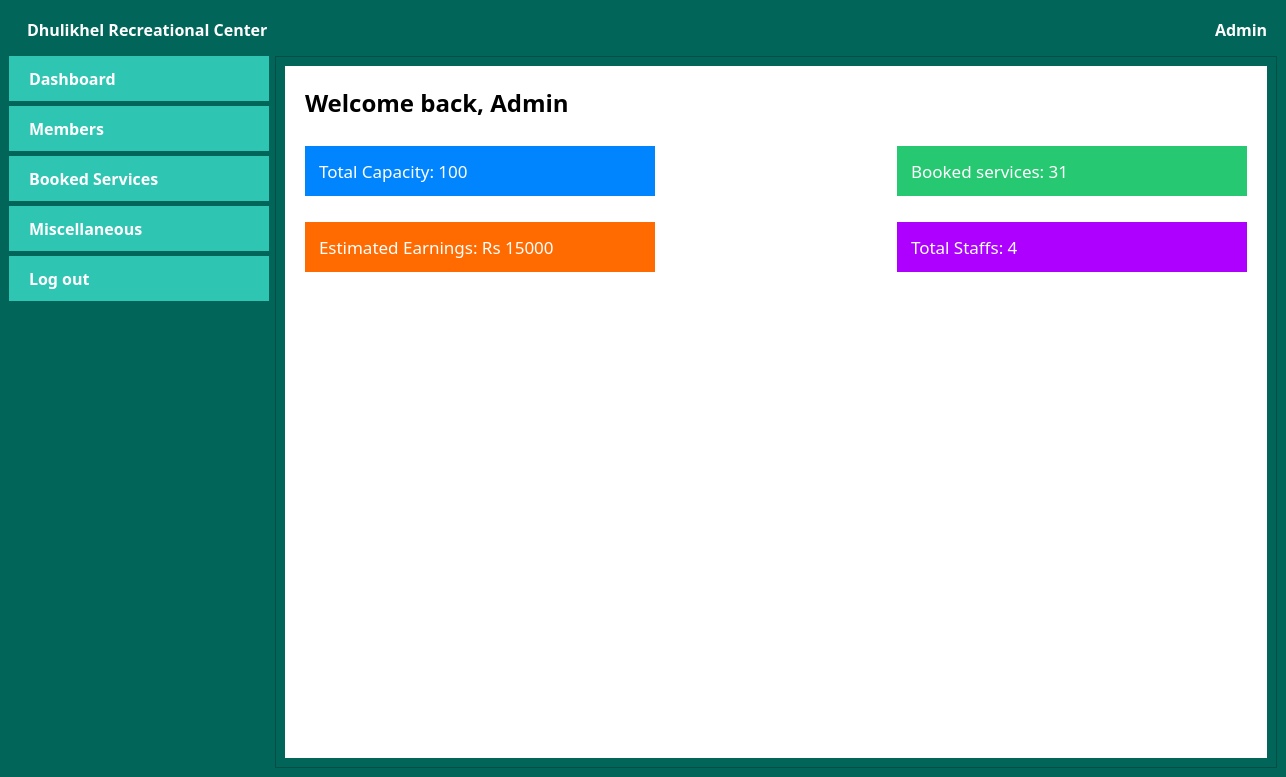
Qt form admindashboard.ui (sanjibdahal/RCMS) before a commit.
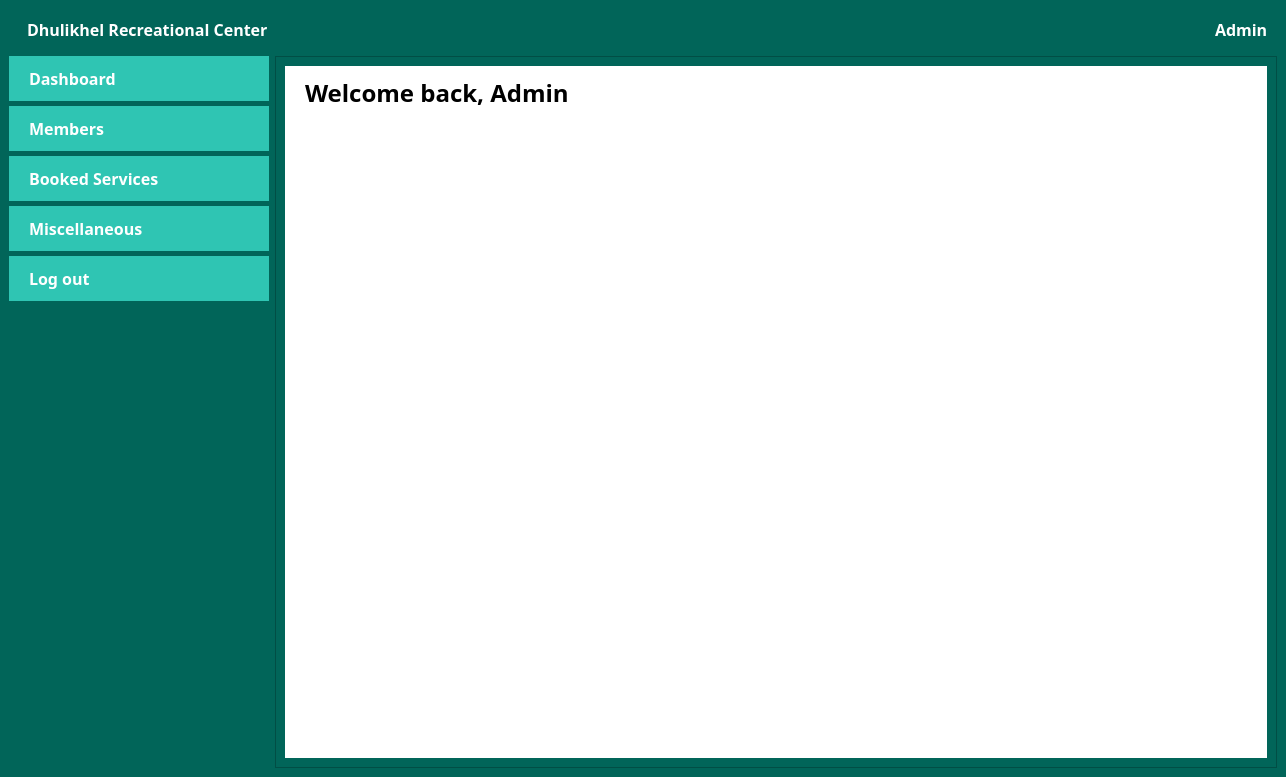
The same form after that commit. The open tabs and pages were chosen to show the change. Icons and pictures are not drawn.

```diff
--- a/admindashboard.ui
+++ b/admindashboard.ui
@@ -483,23 +483,139 @@
             <number>5</number>
            </property>
            <widget class="QWidget" name="dashboardPage">
-            <layout class="QVBoxLayout" name="verticalLayout_5">
-             <property name="leftMargin">
-              <number>20</number>
+            <widget class="QLabel" name="total_staffs">
+             <property name="geometry">
+              <rect>
+               <x>41</x>
+               <y>221</y>
+               <width>46</width>
+               <height>38</height>
+              </rect>
              </property>
-             <property name="topMargin">
-              <number>20</number>
+             <property name="font">
+              <font>
+               <family>Poppins</family>
+               <pointsize>20</pointsize>
+               <bold>true</bold>
+              </font>
              </property>
-             <property name="rightMargin">
-              <number>20</number>
+             <property name="styleSheet">
+              <string notr="true">background: transparent; color: #fff;</string>
              </property>
-             <property name="bottomMargin">
-              <number>20</number>
+             <property name="text">
+              <string>0</string>
              </property>
-             <item>
-              <layout class="QVBoxLayout" name="verticalLayout_4">
-               <item>
+            </widget>
+            <widget class="QLabel" name="label_4">
+             <property name="geometry">
+              <rect>
+               <x>21</x>
+               <y>61</y>
+               <width>225</width>
+               <height>225</height>
+              </rect>
+             </property>
+             <property name="text">
+              <string/>
+             </property>
+             <property name="pixmap">
+              <pixmap resource="images.qrc">:/images/total_staff.png</pixmap>
+             </property>
+            </widget>
+            <widget class="QLabel" name="label_6">
+             <property name="geometry">
+              <rect>
+               <x>500</x>
+               <y>61</y>
+               <width>225</width>
+               <height>225</height>
+              </rect>
+             </property>
+             <property name="text">
+              <string/>
+             </property>
+             <property name="pixmap">
+              <pixmap resource="images.qrc">:/images/total_capacity.png</pixmap>
+             </property>
+            </widget>
+            <widget class="QLabel" name="available_services">
+             <property name="geometry">
+              <rect>
+               <x>760</x>
+               <y>221</y>
+               <width>46</width>
+               <height>38</height>
+              </rect>
+             </property>
+             <property name="font">
+              <font>
+               <family>Poppins</family>
+               <pointsize>20</pointsize>
+               <bold>true</bold>
+              </font>
+             </property>
+             <property name="styleSheet">
+              <string notr="true">background: transparent; color: #fff;</string>
+             </property>
+             <property name="text">
+              <string>0</string>
+             </property>
+            </widget>
+            <widget class="QLabel" name="total_capacity">
+             <property name="geometry">
+              <rect>
+               <x>519</x>
+               <y>221</y>
+               <width>46</width>
+               <height>38</height>
+              </rect>
+             </property>
+             <property name="font">
+              <font>
+               <family>Poppins</family>
+               <pointsize>20</pointsize>
+               <bold>true</bold>
+              </font>
+             </property>
+             <property name="styleSheet">
+              <string notr="true">background: transparent; color: #fff;</string>
+             </property>
+             <property name="text">
+              <string>0</string>
+             </property>
+            </widget>
+            <widget class="QLabel" name="booked_services">
+             <property name="geometry">
+              <rect>
+               <x>280</x>
+               <y>221</y>
+               <width>46</width>
+               <height>38</height>
+              </rect>
+             </property>
+             <property name="font">
+              <font>
+               <family>Poppins</family>
+               <pointsize>20</pointsize>
+               <bold>true</bold>
+              </font>
+             </property>
+             <property name="styleSheet">
+              <string notr="true">background: transparent; color: #fff;</string>
+             </property>
+             <property name="text">
+              <string>0</string>
+             </property>
+            </widget>
                 <widget class="QLabel" name="label_3">
+             <property name="geometry">
+              <rect>
+               <x>20</x>
+               <y>10</y>
+               <width>281</width>
+               <height>34</height>
+              </rect>
+             </property>
                  <property name="maximumSize">
                   <size>
                    <width>16777215</width>
@@ -521,219 +637,141 @@
                   <string>Welcome back, Admin</string>
                  </property>
                 </widget>
-               </item>
-               <item>
-                <layout class="QHBoxLayout" name="horizontalLayout_4">
-                 <property name="topMargin">
-                  <number>20</number>
-                 </property>
-                 <item>
-                  <widget class="QLabel" name="label_4">
-                   <property name="sizePolicy">
-                    <sizepolicy hsizetype="MinimumExpanding" vsizetype="Preferred">
-                     <horstretch>0</horstretch>
-                     <verstretch>0</verstretch>
-                    </sizepolicy>
-                   </property>
-                   <property name="minimumSize">
-                    <size>
-                     <width>350</width>
-                     <height>50</height>
-                    </size>
-                   </property>
-                   <property name="maximumSize">
-                    <size>
-                     <width>16777215</width>
-                     <height>50</height>
-                    </size>
-                   </property>
+            <widget class="QLabel" name="label_13">
+             <property name="geometry">
+              <rect>
+               <x>260</x>
+               <y>61</y>
+               <width>225</width>
+               <height>225</height>
+              </rect>
+             </property>
+             <property name="text">
+              <string/>
+             </property>
+             <property name="pixmap">
+              <pixmap resource="images.qrc">:/images/booked_services.png</pixmap>
+             </property>
+            </widget>
+            <widget class="QLabel" name="label_16">
+             <property name="geometry">
+              <rect>
+               <x>740</x>
+               <y>61</y>
+               <width>225</width>
+               <height>225</height>
+              </rect>
+             </property>
+             <property name="text">
+              <string/>
+             </property>
+             <property name="pixmap">
+              <pixmap resource="images.qrc">:/images/available_services.png</pixmap>
+             </property>
+            </widget>
+            <widget class="QLabel" name="label_23">
+             <property name="geometry">
+              <rect>
+               <x>41</x>
+               <y>170</y>
+               <width>141</width>
+               <height>27</height>
+              </rect>
+             </property>
                    <property name="font">
                     <font>
                      <family>Poppins</family>
-                     <pointsize>13</pointsize>
+               <pointsize>14</pointsize>
                      <bold>false</bold>
                     </font>
                    </property>
                    <property name="styleSheet">
-                    <string notr="true">color:
-                                          #fff;
-                                          background:
-                                          #0085FF;
-                                          padding: 0 10px;</string>
+              <string notr="true">background: transparent; color: #fff;</string>
                    </property>
                    <property name="text">
-                    <string>Total Capacity: 100</string>
-                   </property>
-                  </widget>
-                 </item>
-                 <item>
-                  <spacer name="horizontalSpacer_2">
-                   <property name="orientation">
-                    <enum>Qt::Horizontal</enum>
-                   </property>
-                   <property name="sizeHint" stdset="0">
-                    <size>
-                     <width>40</width>
-                     <height>20</height>
-                    </size>
-                   </property>
-                  </spacer>
-                 </item>
-                 <item>
-                  <widget class="QLabel" name="label_6">
-                   <property name="sizePolicy">
-                    <sizepolicy hsizetype="MinimumExpanding" vsizetype="Minimum">
-                     <horstretch>0</horstretch>
-                     <verstretch>0</verstretch>
-                    </sizepolicy>
-                   </property>
-                   <property name="minimumSize">
-                    <size>
-                     <width>350</width>
-                     <height>50</height>
-                    </size>
-                   </property>
-                   <property name="maximumSize">
-                    <size>
-                     <width>16777215</width>
-                     <height>50</height>
-                    </size>
-                   </property>
+              <string>Total Staffs</string>
+             </property>
+            </widget>
+            <widget class="QLabel" name="label_22">
+             <property name="geometry">
+              <rect>
+               <x>280</x>
+               <y>170</y>
+               <width>155</width>
+               <height>27</height>
+              </rect>
+             </property>
                    <property name="font">
                     <font>
                      <family>Poppins</family>
-                     <pointsize>13</pointsize>
+               <pointsize>14</pointsize>
                      <bold>false</bold>
                     </font>
                    </property>
                    <property name="styleSheet">
-                    <string notr="true">color:
-                                          #fff;
-                                          background:
-                                          #26C971;
-                                          padding: 0 10px;</string>
+              <string notr="true">background: transparent; color: #fff;</string>
                    </property>
                    <property name="text">
-                    <string>Booked services: 31</string>
-                   </property>
-                  </widget>
-                 </item>
-                </layout>
-               </item>
-               <item>
-                <layout class="QHBoxLayout" name="horizontalLayout_5">
-                 <property name="topMargin">
-                  <number>20</number>
-                 </property>
-                 <item>
-                  <widget class="QLabel" name="label_8">
-                   <property name="sizePolicy">
-                    <sizepolicy hsizetype="MinimumExpanding" vsizetype="Preferred">
-                     <horstretch>0</horstretch>
-                     <verstretch>0</verstretch>
-                    </sizepolicy>
-                   </property>
-                   <property name="minimumSize">
-                    <size>
-                     <width>350</width>
-                     <height>50</height>
-                    </size>
-                   </property>
-                   <property name="maximumSize">
-                    <size>
-                     <width>16777215</width>
-                     <height>50</height>
-                    </size>
-                   </property>
+              <string>Booked services</string>
+             </property>
+            </widget>
+            <widget class="QLabel" name="label_24">
+             <property name="geometry">
+              <rect>
+               <x>519</x>
+               <y>170</y>
+               <width>173</width>
+               <height>27</height>
+              </rect>
+             </property>
                    <property name="font">
                     <font>
                      <family>Poppins</family>
-                     <pointsize>13</pointsize>
+               <pointsize>14</pointsize>
                      <bold>false</bold>
                     </font>
                    </property>
                    <property name="styleSheet">
-                    <string notr="true">color:
-                                          #fff;
-                                          background:
-                                          #FF6B00;
-                                          padding: 0 10px;</string>
+              <string notr="true">background: transparent; color: #fff;</string>
                    </property>
                    <property name="text">
-                    <string>Estimated Earnings: Rs 15000</string>
-                   </property>
-                  </widget>
-                 </item>
-                 <item>
-                  <spacer name="horizontalSpacer_3">
-                   <property name="orientation">
-                    <enum>Qt::Horizontal</enum>
-                   </property>
-                   <property name="sizeHint" stdset="0">
-                    <size>
-                     <width>40</width>
-                     <height>20</height>
-                    </size>
-                   </property>
-                  </spacer>
-                 </item>
-                 <item>
-                  <widget class="QLabel" name="label_7">
-                   <property name="sizePolicy">
-                    <sizepolicy hsizetype="MinimumExpanding" vsizetype="Preferred">
-                     <horstretch>0</horstretch>
-                     <verstretch>0</verstretch>
-                    </sizepolicy>
-                   </property>
-                   <property name="minimumSize">
-                    <size>
-                     <width>350</width>
-                     <height>50</height>
-                    </size>
-                   </property>
-                   <property name="maximumSize">
-                    <size>
-                     <width>16777215</width>
-                     <height>50</height>
-                    </size>
-                   </property>
+              <string>Total Capacity</string>
+             </property>
+            </widget>
+            <widget class="QLabel" name="label_21">
+             <property name="geometry">
+              <rect>
+               <x>760</x>
+               <y>170</y>
+               <width>181</width>
+               <height>27</height>
+              </rect>
+             </property>
                    <property name="font">
                     <font>
                      <family>Poppins</family>
-                     <pointsize>13</pointsize>
+               <pointsize>14</pointsize>
                      <bold>false</bold>
                     </font>
                    </property>
                    <property name="styleSheet">
-                    <string notr="true">color:
-                                          #fff;
-                                          background:
-                                          #AD00FF;
-                                          padding: 0 10px;</string>
+              <string notr="true">background: transparent; color: #fff;</string>
                    </property>
                    <property name="text">
-                    <string>Total Staffs: 4</string>
-                   </property>
-                  </widget>
-                 </item>
-                </layout>
-               </item>
-              </layout>
-             </item>
-             <item>
-              <spacer name="verticalSpacer_2">
-               <property name="orientation">
-                <enum>Qt::Vertical</enum>
-               </property>
-               <property name="sizeHint" stdset="0">
-                <size>
-                 <width>20</width>
-                 <height>40</height>
-                </size>
-               </property>
-              </spacer>
-             </item>
-            </layout>
+              <string>Available services</string>
+             </property>
+            </widget>
+            <zorder>label_4</zorder>
+            <zorder>label_6</zorder>
+            <zorder>layoutWidget</zorder>
+            <zorder>label_23</zorder>
+            <zorder>label_22</zorder>
+            <zorder>label_24</zorder>
+            <zorder>label_21</zorder>
+            <zorder>available_services</zorder>
+            <zorder>total_capacity</zorder>
+            <zorder>booked_services</zorder>
+            <zorder>total_staffs</zorder>
            </widget>
            <widget class="QWidget" name="userAddingPage">
             <layout class="QVBoxLayout" name="addverticalLayout_5">
```
Left out of the diff: 2 changed lines with no effect on the pictures. Lines whose indentation alone changed are shown as unchanged.
